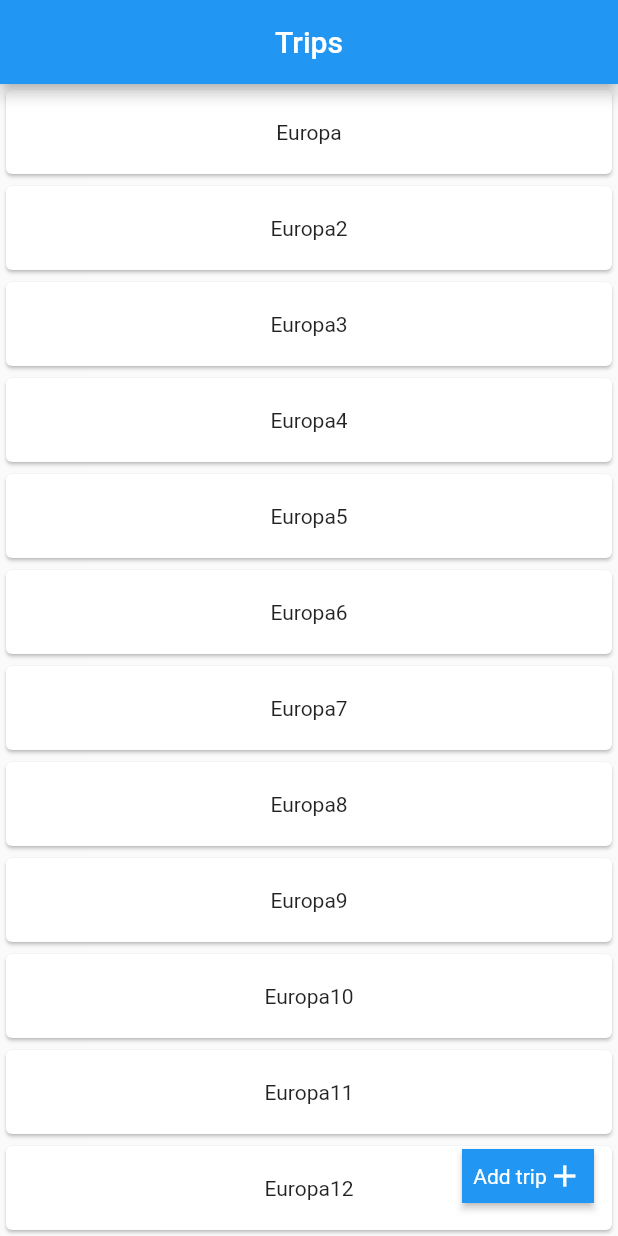
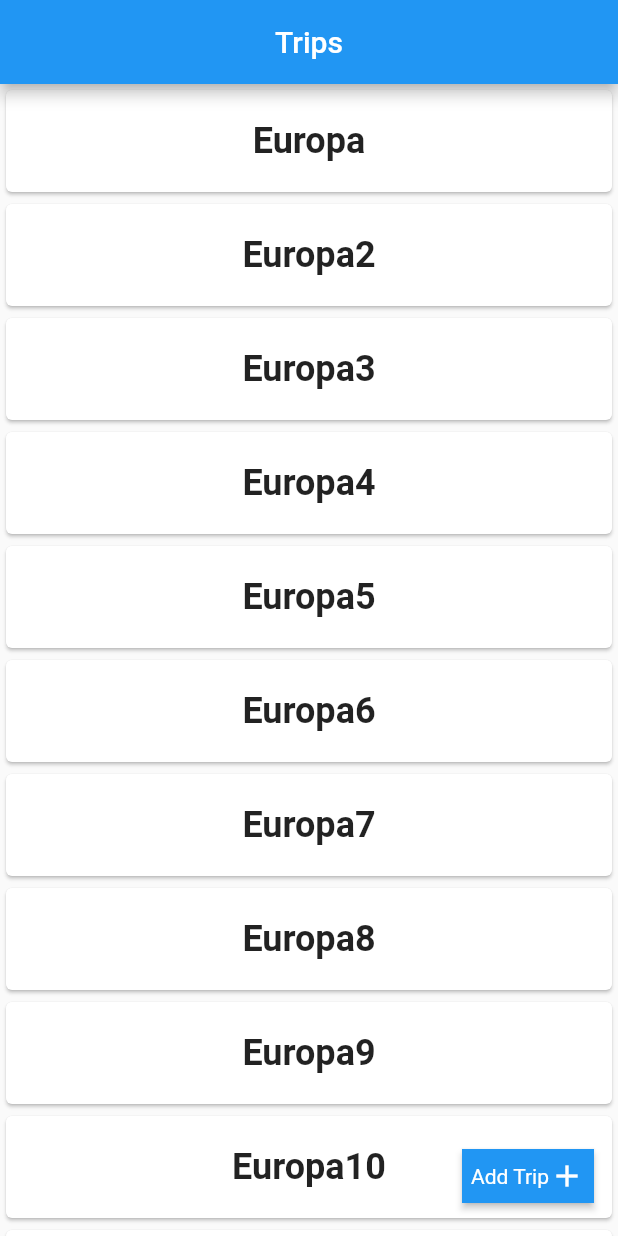
Before and after one commit to AgustinIzaguirre/trip-manager-app, a Flutter app: the screen it shows after launch, on a phone screen of 412 x 824 dp. Run offline on Flutter 3.47's test engine with Material 2 defaults, Android fonts, the phone set to English and light mode, and no system bars; missing offline and left inert: flag.

Commit message:
Feature/implement trip page (#3)
* Refactor empty list widget and action button

* Implement TripPage

* Implement basic CityVisitPage

```diff
--- a/lib/pages/home_page.dart
+++ b/lib/pages/home_page.dart
@@ -1,6 +1,9 @@
 import 'package:flutter/material.dart';
-import 'package:trip_manager/widgets/trip_list_item_widget.dart';
+import '../models/city_visit.dart';
+import '../widgets/empty_list_widget.dart';
+import '../widgets/trip_list_item_widget.dart';
 import '../models/trip.dart';
+import '../widgets/add_elemen_button.dart';
 
 class HomePage extends StatefulWidget {
   const HomePage({super.key, required this.title});
@@ -12,7 +15,8 @@ class HomePage extends StatefulWidget {
 
 class _HomePageState extends State<HomePage> {
   final List<Trip> _trips = [
-    Trip.of("Europa", []),
+    Trip.of("Europa",
+        [CityVisit.of(DateTime.now(), DateTime.now(), "Madrid", "Spain", [])]),
     Trip.of("Europa2", []),
     Trip.of("Europa3", []),
     Trip.of("Europa4", []),
@@ -43,27 +47,12 @@ class _HomePageState extends State<HomePage> {
       ),
       body: Center(
         child: ListView(
-          //crossAxisAlignment: CrossAxisAlignment.center,
           children: _getTripList(_trips),
         ),
       ),
-      floatingActionButton: Row(
-        mainAxisAlignment: MainAxisAlignment.end,
-        children: [
-          RawMaterialButton(
-            onPressed: () {},
-            fillColor: Theme.of(context).primaryColor,
-            child: Row(
-              children: [
-                Text("Add trip", style: TextStyle(color: Colors.white)),
-                const Icon(
-                  Icons.add,
-                  color: Colors.white,
-                ),
-              ],
-            ),
-          ),
-        ],
+      floatingActionButton: AddElementButton(
+        "Add Trip",
+        () {},
       ),
     );
   }
@@ -71,23 +60,7 @@ class _HomePageState extends State<HomePage> {
   List<Widget> _getTripList(List<Trip> trips) {
     if (trips.isEmpty) {
       return [
-        Container(
-          margin: EdgeInsets.all(10),
-          padding: EdgeInsets.all(10),
-          child: Row(
-            mainAxisAlignment: MainAxisAlignment.center,
-            crossAxisAlignment: CrossAxisAlignment.center,
-            children: [
-              Text(
-                "No trips yet!",
-                style: TextStyle(
-                    fontSize: 20,
-                    fontWeight: FontWeight.bold,
-                    color: Colors.grey),
-              ),
-            ],
-          ),
-        )
+        const EmptyListWidget("No trips yet!"),
       ];
     }
     return trips.map((trip) => TripListItem(trip)).toList();
--- /dev/null
+++ b/lib/widgets/add_elemen_button.dart
@@ -0,0 +1,30 @@
+import 'package:flutter/material.dart';
+
+class AddElementButton extends StatelessWidget {
+  final String buttonText;
+  final Function handleFunction;
+
+  const AddElementButton(this.buttonText, this.handleFunction, {super.key});
+
+  @override
+  Widget build(BuildContext context) {
+    return Row(
+      mainAxisAlignment: MainAxisAlignment.end,
+      children: [
+        RawMaterialButton(
+          onPressed: () => handleFunction(),
+          fillColor: Theme.of(context).primaryColor,
+          child: Row(
+            children: [
+              Text(buttonText, style: TextStyle(color: Colors.white)),
+              const Icon(
+                Icons.add,
+                color: Colors.white,
+              ),
+            ],
+          ),
+        ),
+      ],
+    );
+  }
+}
--- a/lib/widgets/trip_list_item_widget.dart
+++ b/lib/widgets/trip_list_item_widget.dart
@@ -1,6 +1,6 @@
 import 'package:flutter/material.dart';
 import '../models/trip.dart';
-import 'package:trip_manager/pages/trip_visit_page.dart';
+import '../pages/trip_page.dart';
 
 class TripListItem extends StatelessWidget {
   final Trip trip;
@@ -17,7 +17,15 @@ class TripListItem extends StatelessWidget {
           padding: EdgeInsets.all(10),
           child: Row(
             mainAxisAlignment: MainAxisAlignment.center,
-            children: [Text(trip.name)],
+            children: [
+              Text(
+                trip.name,
+                style: TextStyle(
+                  fontSize: 24,
+                  fontWeight: FontWeight.bold,
+                ),
+              ),
+            ],
           ),
         ),
       ),
--- a/pubspec.yaml
+++ b/pubspec.yaml
@@ -35,6 +35,7 @@ dependencies:
   # The following adds the Cupertino Icons font to your application.
   # Use with the CupertinoIcons class for iOS style icons.
   cupertino_icons: ^1.0.2
+  flag: ^6.0.0
 
 dev_dependencies:
   flutter_test:
```
Also changed, not shown: lib/pages/city_visit_page.dart (added, +40 -0 lines), lib/pages/trip_page.dart (added, +42 -0 lines), lib/pages/trip_visit_page.dart (deleted, +0 -20 lines), lib/widgets/city_visit_list_item_widget.dart (added, +62 -0 lines), lib/widgets/empty_list_widget.dart (added, +26 -0 lines), pubspec.lock.
